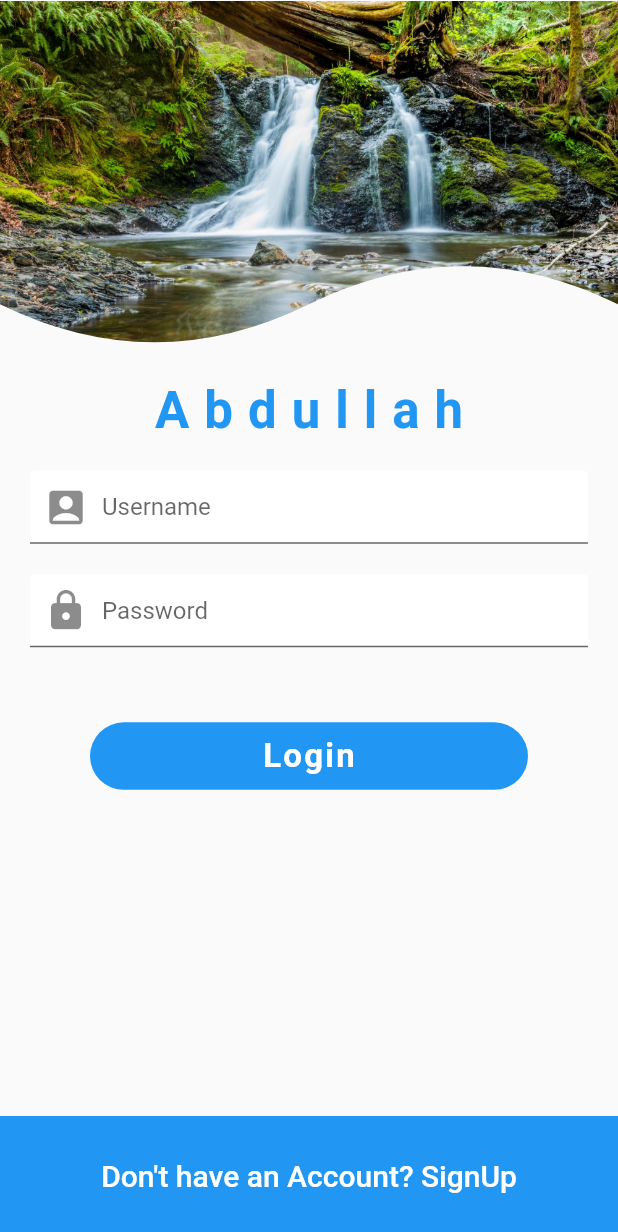
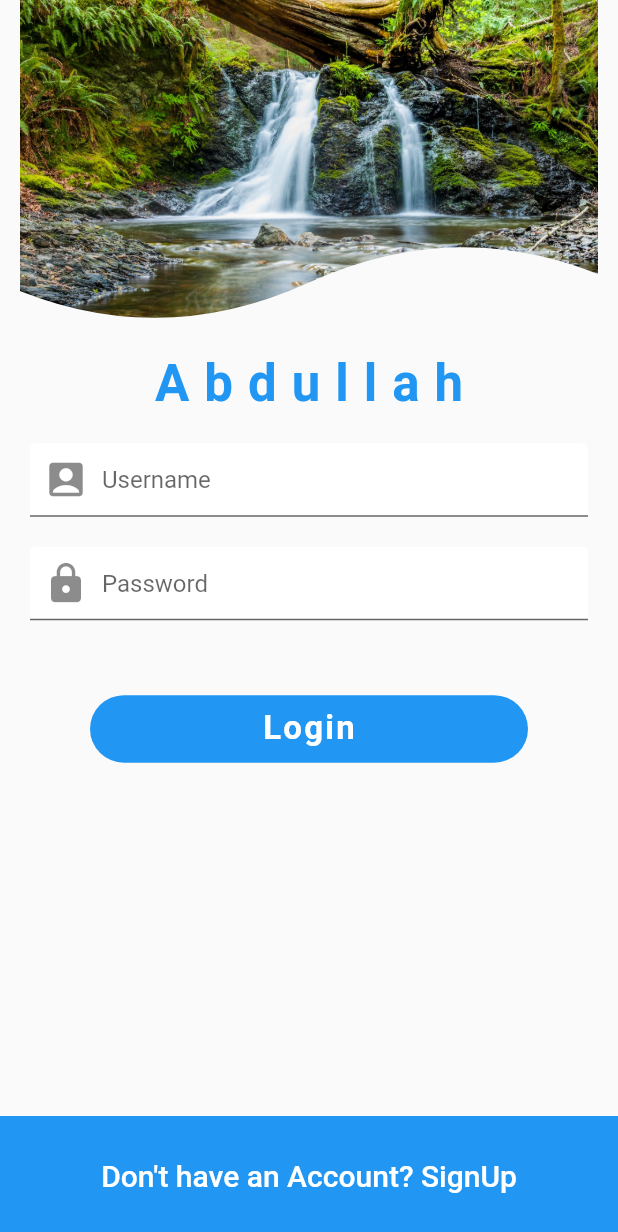
Before and after one commit to Abdulla-Khan/Social-App, a Flutter app: the screen it shows after launch, on a phone screen of 412 x 824 dp. Shown: the top 1232 px of the screen. Run offline on Flutter 3.47's test engine with Material 2 defaults, Android fonts, the phone set to English and light mode, and no system bars; missing offline and left inert: dart:ffi.

Commit message:
Changes Made

```diff
--- a/lib/data/data.dart
+++ b/lib/data/data.dart
@@ -157,8 +157,8 @@ final _yourFavorites = [_post0, _post2, _post4];
 
 // Current User
 final User currentUser = User(
-  profileImageUrl: 'asset/login_background.jpg',
-  backgroundImageUrl: 'asset/login_background.jpg',
+  profileImageUrl: 'asset/user.jpg',
+  backgroundImageUrl: 'asset/user_background.jpg',
   name: 'Rebecca',
   following: 453,
   followers: 937,
--- a/lib/screens/home_screen.dart
+++ b/lib/screens/home_screen.dart
@@ -1,6 +1,7 @@
 import 'package:flutter/material.dart';
 import 'package:social_app/data/data.dart';
 import 'package:social_app/models/post_model.dart';
+import 'package:social_app/widgets/custom_drawer.dart';
 import 'package:social_app/widgets/following.dart';
 import 'package:social_app/widgets/posts.dart';
 
@@ -59,6 +60,7 @@ class _HomeScreenState extends State<HomeScreen>
           ],
         ),
       ),
+      drawer: const customDrawer(),
       body: ListView(
         physics: const BouncingScrollPhysics(),
         children: [
--- a/lib/screens/login.dart
+++ b/lib/screens/login.dart
@@ -15,7 +15,6 @@ class _LoginPageState extends State<LoginPage> {
   Widget build(BuildContext context) {
     return Scaffold(
       body: SingleChildScrollView(
-        physics: const ClampingScrollPhysics(),
         child: SizedBox(
           height: MediaQuery.of(context).size.height,
           child: Column(
@@ -23,7 +22,7 @@ class _LoginPageState extends State<LoginPage> {
               ClipPath(
                 clipper: CurveClipper(),
                 child: Image(
-                  height: MediaQuery.of(context).size.height / 3.25,
+                  height: MediaQuery.of(context).size.height / 3.5,
                   width: double.infinity,
                   image: const AssetImage('asset/login_background.jpg'),
                 ),
```
